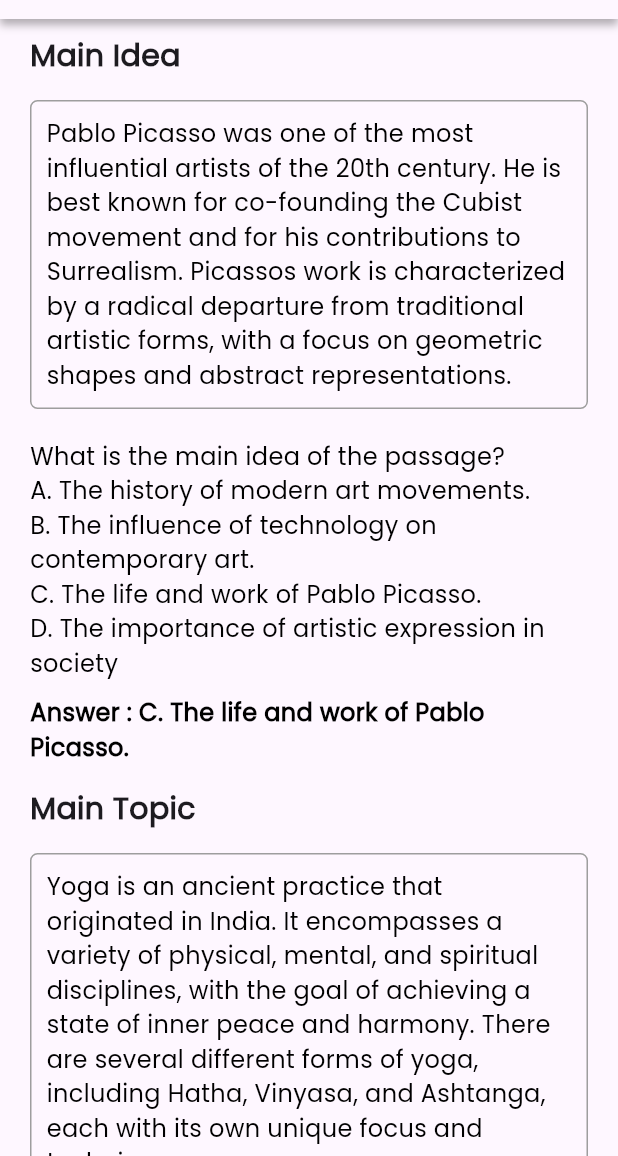
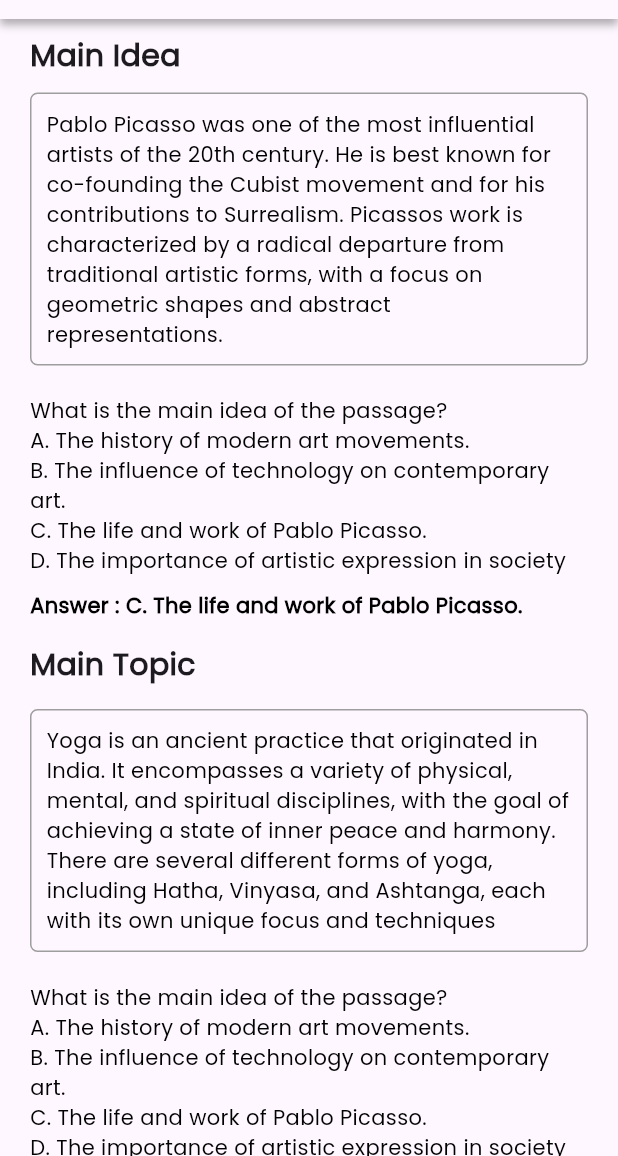
Before and after one commit to Tech-Warriors-of-Sumenep/test-toefl-mobile, a Flutter app: the ContohSoalLearningReading screen opened directly, on a phone screen of 412 x 824 dp, the part 80-1236 px from its top. Run offline on Flutter 3.47's test engine with Material 3 defaults, Android fonts, the phone set to English and light mode, and no system bars; our stand-ins replace audioplayers, hexcolor.

Commit message:
Mengubah size font Kelompok 2

```diff
--- a/lib/pages/learning_reading.dart/contoh_soal_learning_reading.dart
+++ b/lib/pages/learning_reading.dart/contoh_soal_learning_reading.dart
@@ -57,7 +57,7 @@
                   fontWeight: FontWeight.bold,
                 ),
               ),
-              const SizedBox(height: 15),
+              const SizedBox(height: 10),
               _buildQuestionCard(
                 description:
                     'Pablo Picasso was one of the most influential artists of the 20th century. He is best known for co-founding the Cubist movement and for his contributions to Surrealism. Picassos work is characterized by a radical departure from traditional artistic forms, with a focus on geometric shapes and abstract representations.',
@@ -116,7 +116,7 @@
               Text(
                 description,
                 style: const TextStyle(
-                  fontSize: 16,
+                  fontSize: 14,
                   fontFamily: 'Poppins',
                   color: Colors.black,
                 ),
@@ -128,7 +128,7 @@
         Text(
           question,
           style: const TextStyle(
-            fontSize: 16,
+            fontSize: 14,
             fontFamily: 'Poppins',
             color: Colors.black,
           ),
@@ -137,7 +137,7 @@
         Text(
           'Answer : $answer',
           style: const TextStyle(
-            fontSize: 16,
+            fontSize: 14,
             fontWeight: FontWeight.bold,
             fontFamily: 'Poppins',
             color: Colors.black,
```
